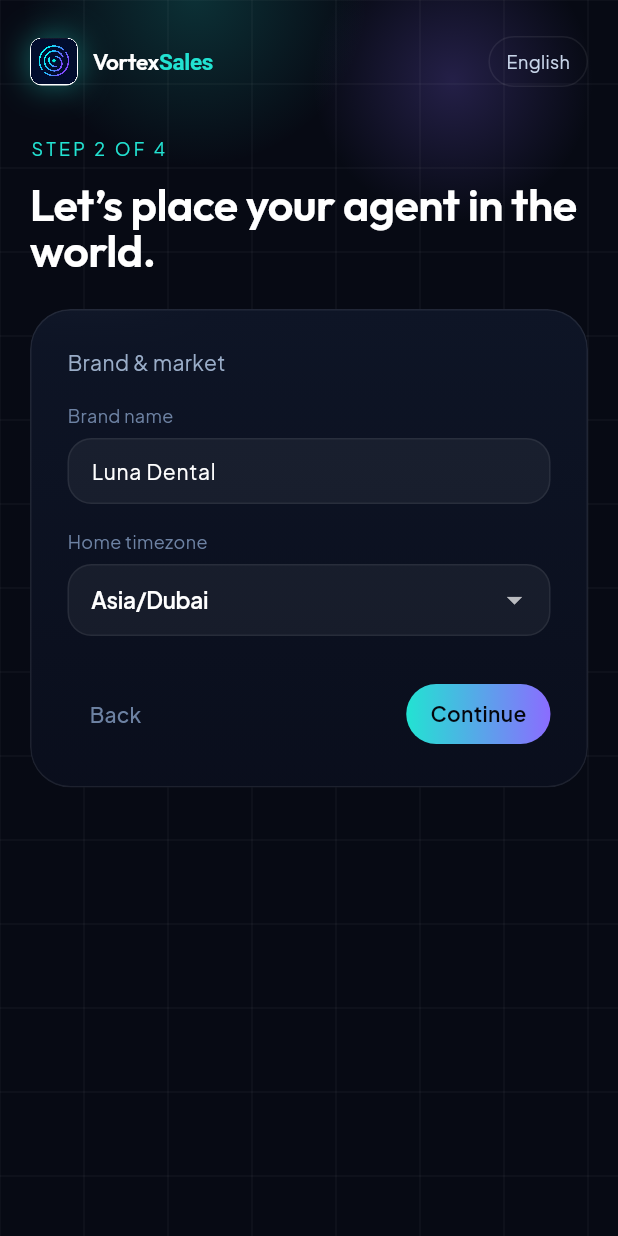
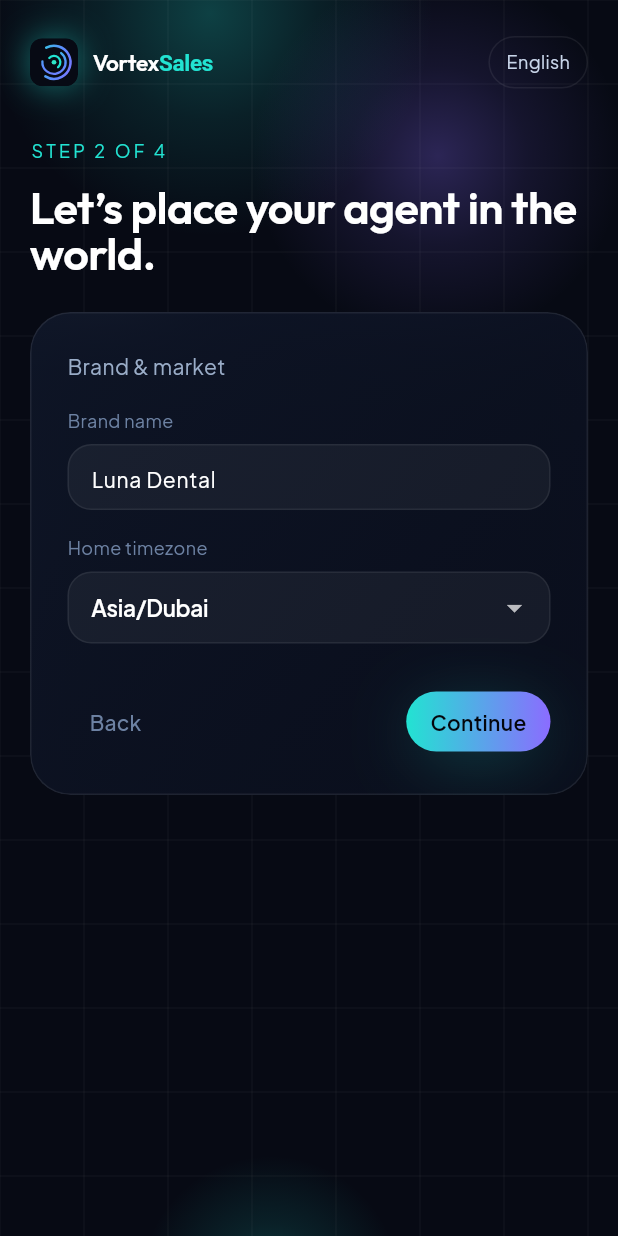
Before and after one commit to nsrjyabaldaly-source/Vorexsales-pro-, a Flutter app: the OnboardingScreen screen opened directly, after a tap on "Continue", on a phone screen of 412 x 824 dp. Run offline on Flutter 3.47's test engine with Material 3 defaults, Android fonts, the phone set to English and light mode, and no system bars; our stand-ins replace shared_preferences; accounts and stored records are empty.

Commit message:
Match Flutter brand identity to the website.
Paint the Vortex mark with the same cyan→blue→violet orbits as logo.svg, ship real Outfit 400–700 weights, and deepen aurora/glass so mobile matches web atmosphere.

Co-authored-by: nsrjyabaldaly-source <nsrjyabaldaly-source@users.noreply.github.com>

```diff
--- a/analysis_options.yaml
+++ b/analysis_options.yaml
@@ -7,6 +7,11 @@
 
 # The following line activates a set of recommended lints for Flutter apps,
 # packages, and plugins designed to encourage good coding practices.
+analyzer:
+  exclude:
+    - build/**
+    - android/**
+    - ios/**
 include: package:flutter_lints/flutter.yaml
 
 linter:
--- a/lib/core/brand/brand_assets.dart
+++ b/lib/core/brand/brand_assets.dart
@@ -1,10 +1,7 @@
 /// Official brand files copied from AMREKA2 `public/`.
-/// Swap [customLogo] if a newer lockup lands — screens read from here only.
+/// In-app mark is painted to match `logo.svg`; JPG is for launcher / OG only.
 abstract final class BrandAssets {
   static const iconJpg = 'assets/brand/icon.jpg';
   static const ogJpg = 'assets/brand/og.jpg';
   static const logoSvg = 'assets/brand/logo.svg';
-
-  /// Raster mark used in the UI. Defaults to the web icon.
-  static const String customLogo = iconJpg;
 }
--- a/lib/core/brand/vortex_mark.dart
+++ b/lib/core/brand/vortex_mark.dart
@@ -1,9 +1,11 @@
+import 'dart:math' as math;
 import 'package:flutter/material.dart';
-import 'package:vortexsales/core/brand/brand_assets.dart';
+import 'package:vortexsales/core/theme/vx_colors.dart';
 import 'package:vortexsales/core/theme/vx_radii.dart';
 import 'package:vortexsales/core/theme/vx_shadows.dart';
 
-/// Official VortexSales mark — the same asset as AMREKA2 `public/icon.jpg`.
+/// Official VortexSales mark — vector paint matching web `logo.svg` 1:1.
+/// Painted (not JPG/SVG asset) so gradients stay sharp with many instances.
 class VortexMark extends StatelessWidget {
   const VortexMark({
     super.key,
@@ -11,6 +13,10 @@ class VortexMark extends StatelessWidget {
     this.glow = false,
     this.radius,
   });
+
+  const VortexMark.chat({super.key, this.glow = false})
+      : size = 32,
+        radius = null;
 
   final double size;
   final bool glow;
@@ -21,12 +27,10 @@ class VortexMark extends StatelessWidget {
     final r = radius ?? VxRadii.mark * (size / 64);
     final child = ClipRRect(
       borderRadius: BorderRadius.circular(r),
-      child: Image.asset(
-        BrandAssets.customLogo,
+      child: SizedBox(
         width: size,
         height: size,
-        fit: BoxFit.cover,
-        filterQuality: FilterQuality.high,
+        child: const CustomPaint(painter: _VortexMarkPainter()),
       ),
     );
     if (!glow) return child;
@@ -39,3 +43,106 @@ class VortexMark extends StatelessWidget {
     );
   }
 }
+
+class _VortexMarkPainter extends CustomPainter {
+  const _VortexMarkPainter();
+
+  static const _orbit = LinearGradient(
+    begin: Alignment(-0.75, -0.875),
+    end: Alignment(0.8125, 0.875),
+    colors: [
+      VxColors.cyan,
+      VxColors.logoMid,
+      VxColors.violet,
+    ],
+    stops: [0, 0.55, 1],
+  );
+
+  @override
+  void paint(Canvas canvas, Size size) {
+    final s = size.shortestSide;
+    final scale = s / 64;
+    canvas.scale(scale);
+
+    final bg = Paint()..color = VxColors.ink900;
+    canvas.drawRRect(
+      RRect.fromRectAndRadius(const Rect.fromLTWH(0, 0, 64, 64), const Radius.circular(16)),
+      bg,
+    );
+
+    _orbitArc(
+      canvas,
+      radius: 22,
+      stroke: 3.4,
+      dash: 92,
+      gap: 46,
+      rotationDeg: -28,
+      shader: true,
+    );
+    _orbitArc(
+      canvas,
+      radius: 15.5,
+      stroke: 3.1,
+      dash: 64,
+      gap: 34,
+      rotationDeg: 38,
+      shader: true,
+    );
+    _orbitArc(
+      canvas,
+      radius: 8.5,
+      stroke: 3,
+      dash: 28,
+      gap: 26,
+      rotationDeg: -48,
+      shader: false,
+    );
+
+    canvas.drawCircle(
+      const Offset(32, 32),
+      3.15,
+      Paint()..color = VxColors.logoCore,
+    );
+  }
+
+  void _orbitArc(
+    Canvas canvas, {
+    required double radius,
+    required double stroke,
+    required double dash,
+    required double gap,
+    required double rotationDeg,
+    required bool shader,
+  }) {
+    final rect = Rect.fromCircle(center: const Offset(32, 32), radius: radius);
+    final paint = Paint()
+      ..style = PaintingStyle.stroke
+      ..strokeWidth = stroke
+      ..strokeCap = StrokeCap.round;
+    if (shader) {
+      paint.shader = _orbit.createShader(const Rect.fromLTWH(0, 0, 64, 64));
+    } else {
+      paint.color = VxColors.cyan;
+    }
+
+    canvas.save();
+    canvas.translate(32, 32);
+    canvas.rotate(rotationDeg * math.pi / 180);
+    canvas.translate(-32, -32);
+
+    final circumference = 2 * math.pi * radius;
+    final unit = dash + gap;
+    var drawn = 0.0;
+    while (drawn < circumference - 0.5) {
+      final len = math.min(dash, circumference - drawn);
+      final start = drawn / circumference * 2 * math.pi - math.pi / 2;
+      final sweep = len / circumference * 2 * math.pi;
+      canvas.drawArc(rect, start, sweep, false, paint);
+      drawn += unit;
+    }
+    canvas.restore();
+  }
+
+  @override
+  bool shouldRepaint(covariant CustomPainter oldDelegate) => false;
+}
--- a/lib/core/brand/vortex_wordmark.dart
+++ b/lib/core/brand/vortex_wordmark.dart
@@ -4,6 +4,7 @@ import 'package:vortexsales/core/brand/vortex_mark.dart';
 import 'package:vortexsales/core/theme/vx_colors.dart';
 import 'package:vortexsales/core/theme/vx_typography.dart';
 
+/// Wordmark matching web: white «Vortex» + cyan «Sales», Outfit Semibold 15.
 class VortexWordmark extends StatelessWidget {
   const VortexWordmark({
     super.key,
@@ -37,6 +38,7 @@ class VortexWordmark extends StatelessWidget {
               fontSize: 15,
               fontWeight: FontWeight.w600,
               letterSpacing: -0.2,
+              height: 1.1,
               color: Colors.white,
             ),
           ),
--- a/lib/core/theme/vx_colors.dart
+++ b/lib/core/theme/vx_colors.dart
@@ -1,6 +1,6 @@
 import 'package:flutter/material.dart';
 
-/// VortexSales palette — copied 1:1 from AMREKA2 `tailwind.config.ts` + `globals.css`.
+/// VortexSales palette — matched to AMREKA2 `tailwind.config` + `globals.css`.
 abstract final class VxColors {
   static const ink950 = Color(0xFF04060C);
   static const ink900 = Color(0xFF070A14);
@@ -29,18 +29,23 @@ abstract final class VxColors {
   static const rose = Color(0xFFF43F5E);
   static const roseHover = Color(0xFFFB7185);
 
+  /// white / 7% — CSS hairline on web.
   static const hairline = Color(0x12FFFFFF);
+
+  /// white / 8% — glass border on web.
   static const glassBorder = Color(0x14FFFFFF);
   static const white08 = Color(0x14FFFFFF);
   static const white05 = Color(0x0DFFFFFF);
   static const selection = Color(0x4722E3D2);
 
-  static const glassTop = Color(0xC710182B);
-  static const glassBottom = Color(0xB30B1020);
+  /// Glass fill — matches web `.glass` (ink-800/ink-850 with alpha).
+  static const glassTop = Color(0xCC10182B);
+  static const glassBottom = Color(0xB80B1020);
 
-  static const auroraCyan = Color(0x2E22E3D2);
-  static const auroraViolet = Color(0x388B6CFF);
-  static const gridLine = Color(0x0AFFFFFF);
+  /// Aurora blobs — web landing atmosphere (cyan + violet wash).
+  static const auroraCyan = Color(0x4022E3D2);
+  static const auroraViolet = Color(0x478B6CFF);
+  static const gridLine = Color(0x08FFFFFF);
 
   static const List<Color> brandGradient = [cyan, violet];
 }
--- a/lib/core/theme/vx_shadows.dart
+++ b/lib/core/theme/vx_shadows.dart
@@ -2,12 +2,13 @@ import 'package:flutter/material.dart';
 import 'package:vortexsales/core/theme/vx_colors.dart';
 
 abstract final class VxShadows {
+  /// Soft brand wash under primary CTAs (web `shadow-glow`).
   static const glow = [
     BoxShadow(
-      color: Color(0x7322E3D2),
-      blurRadius: 80,
-      spreadRadius: -20,
-      offset: Offset(0, 0),
+      color: Color(0x5922E3D2),
+      blurRadius: 40,
+      spreadRadius: -8,
+      offset: Offset(0, 8),
     ),
   ];
 
@@ -20,6 +21,7 @@ abstract final class VxShadows {
     ),
   ];
 
+  /// Web mark: `drop-shadow(0 0 18px rgba(34,227,210,0.45))`.
   static List<BoxShadow> markGlow({bool enabled = true}) => enabled
       ? const [
           BoxShadow(
--- a/lib/core/theme/vx_typography.dart
+++ b/lib/core/theme/vx_typography.dart
@@ -53,19 +53,19 @@ abstract final class VxTypography {
       bodyLarge: TextStyle(
         fontFamily: family,
         fontSize: 16,
-        height: 1.5,
-        color: VxColors.mist100,
+        height: 1.55,
+        color: VxColors.mist200,
       ),
       bodyMedium: TextStyle(
         fontFamily: family,
         fontSize: 14,
-        height: 1.5,
-        color: VxColors.mist100,
+        height: 1.55,
+        color: VxColors.mist200,
       ),
       bodySmall: TextStyle(
         fontFamily: family,
         fontSize: 12,
-        height: 1.4,
+        height: 1.45,
         color: VxColors.mist400,
       ),
       labelSmall: TextStyle(
--- a/lib/core/widgets/vx_aurora.dart
+++ b/lib/core/widgets/vx_aurora.dart
@@ -1,6 +1,7 @@
 import 'package:flutter/material.dart';
 import 'package:vortexsales/core/theme/vx_colors.dart';
 
+/// Soft cyan/violet wash behind the shell — same atmosphere as the website.
 class VxAurora extends StatelessWidget {
   const VxAurora({super.key, required this.child});
 
@@ -12,17 +13,24 @@ class VxAurora extends StatelessWidget {
       children: [
         const Positioned.fill(child: ColoredBox(color: VxColors.ink900)),
         const Positioned(
-          left: -80,
-          top: -120,
+          left: -100,
+          top: -140,
           child: IgnorePointer(
-            child: _Blob(color: VxColors.auroraCyan, size: 420),
+            child: _Blob(color: VxColors.auroraCyan, size: 480),
           ),
         ),
         const Positioned(
-          right: -60,
-          top: -40,
+          right: -80,
+          top: -20,
           child: IgnorePointer(
-            child: _Blob(color: VxColors.auroraViolet, size: 340),
+            child: _Blob(color: VxColors.auroraViolet, size: 400),
+          ),
+        ),
+        const Positioned(
+          left: 40,
+          bottom: -120,
+          child: IgnorePointer(
+            child: _Blob(color: VxColors.auroraCyan, size: 280),
           ),
         ),
         const Positioned.fill(child: IgnorePointer(child: _GridFade())),
@@ -41,10 +49,17 @@ class _Blob extends StatelessWidget {
   Widget build(BuildContext context) {
     return Container(
       width: size,
-      height: size * 0.55,
+      height: size * 0.62,
       decoration: BoxDecoration(
         shape: BoxShape.circle,
-        gradient: RadialGradient(colors: [color, color.withValues(alpha: 0)]),
+        gradient: RadialGradient(
+          colors: [
+            color,
+            color.withValues(alpha: color.a * 0.4),
+            color.withValues(alpha: 0),
+          ],
+          stops: const [0, 0.48, 1],
+        ),
       ),
     );
   }
--- a/lib/core/widgets/vx_glass.dart
+++ b/lib/core/widgets/vx_glass.dart
@@ -3,6 +3,7 @@ import 'package:flutter/material.dart';
 import 'package:vortexsales/core/theme/vx_colors.dart';
 import 'package:vortexsales/core/theme/vx_radii.dart';
 
+/// Frosted panel — mirrors web `.glass` (blur + ink wash + hairline).
 class VxGlass extends StatelessWidget {
   const VxGlass({
     super.key,
@@ -24,7 +25,7 @@ class VxGlass extends StatelessWidget {
     return ClipRRect(
       borderRadius: BorderRadius.circular(radius),
       child: BackdropFilter(
-        filter: ImageFilter.blur(sigmaX: 22, sigmaY: 22),
+        filter: ImageFilter.blur(sigmaX: 28, sigmaY: 28),
         child: Container(
           width: width,
           height: height,
@@ -33,10 +34,17 @@ class VxGlass extends StatelessWidget {
             borderRadius: BorderRadius.circular(radius),
             border: Border.all(color: VxColors.glassBorder),
             gradient: const LinearGradient(
-              begin: Alignment.topCenter,
-              end: Alignment.bottomCenter,
+              begin: Alignment.topLeft,
+              end: Alignment.bottomRight,
               colors: [VxColors.glassTop, VxColors.glassBottom],
             ),
+            boxShadow: const [
+              BoxShadow(
+                color: Color(0x40000000),
+                blurRadius: 32,
+                offset: Offset(0, 16),
+              ),
+            ],
           ),
           child: child,
         ),
```
Also changed, not shown: pubspec.yaml (+9 -0 lines), assets/fonts/Outfit-Bold.ttf (added), assets/fonts/Outfit-Medium.ttf (added), assets/fonts/Outfit-Regular.ttf, assets/fonts/Outfit-SemiBold.ttf (added), pubspec.lock, 2 other files.
